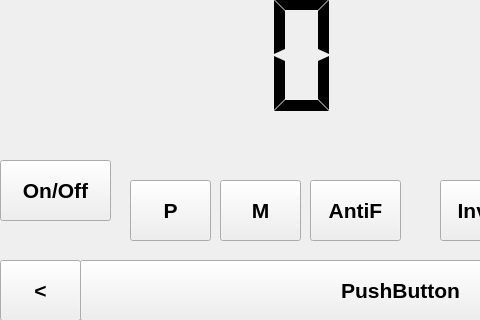
Qt form Raspberry/GUI/MainWindow.ui (Mrcuve0/Raspberry-Thermostat) before a commit; both pictures show x 0 to 480 and y 160 to 480 of the 800 by 480 pixel window.
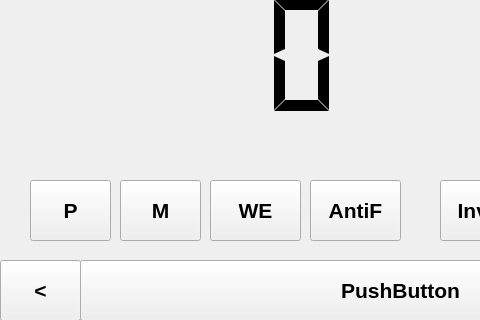
The same form after that commit.

Commit message: Add WE button

What changed in the file:
```diff
--- a/Raspberry/GUI/MainWindow.ui
+++ b/Raspberry/GUI/MainWindow.ui
@@ -174,7 +174,7 @@
    <widget class="QPushButton" name="PB_program">
     <property name="geometry">
      <rect>
-      <x>130</x>
+      <x>30</x>
       <y>340</y>
       <width>81</width>
       <height>61</height>
@@ -206,7 +206,7 @@
    <widget class="QPushButton" name="PB_manual">
     <property name="geometry">
      <rect>
-      <x>220</x>
+      <x>120</x>
       <y>340</y>
       <width>81</width>
       <height>61</height>
@@ -253,26 +253,6 @@
      <bool>false</bool>
     </property>
    </widget>
-   <widget class="QPushButton" name="PB_onOff">
-    <property name="geometry">
-     <rect>
-      <x>0</x>
-      <y>320</y>
-      <width>111</width>
-      <height>61</height>
-     </rect>
-    </property>
-    <property name="font">
-     <font>
-      <pointsize>16</pointsize>
-      <weight>75</weight>
-      <bold>true</bold>
-     </font>
-    </property>
-    <property name="text">
-     <string>On/Off</string>
-    </property>
-   </widget>
    <widget class="QPushButton" name="PB_roomList">
     <property name="geometry">
      <rect>
@@ -450,6 +430,29 @@
      <bool>false</bool>
     </property>
    </widget>
+   <widget class="QPushButton" name="PB_weekend">
+    <property name="geometry">
+     <rect>
+      <x>210</x>
+      <y>340</y>
+      <width>91</width>
+      <height>61</height>
+     </rect>
+    </property>
+    <property name="font">
+     <font>
+      <pointsize>16</pointsize>
+      <weight>75</weight>
+      <bold>true</bold>
+     </font>
+    </property>
+    <property name="text">
+     <string>WE</string>
+    </property>
+    <property name="flat">
+     <bool>false</bool>
+    </property>
+   </widget>
    <zorder>LCDTempAct</zorder>
    <zorder>PB_tempIncrease</zorder>
    <zorder>PB_tempDecrease</zorder>
```
Left out of the diff: 2 changed lines with no effect on the pictures. The commit also changes 1 other file.
